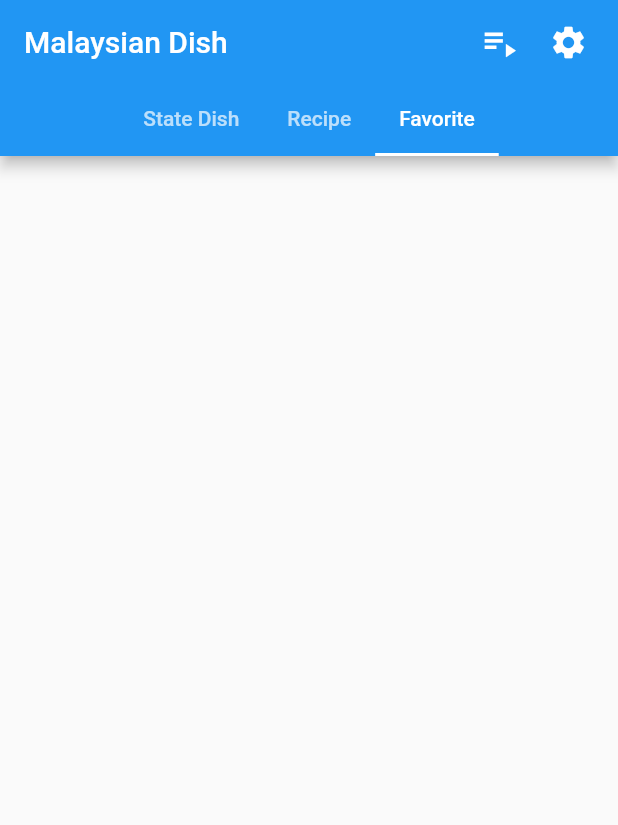
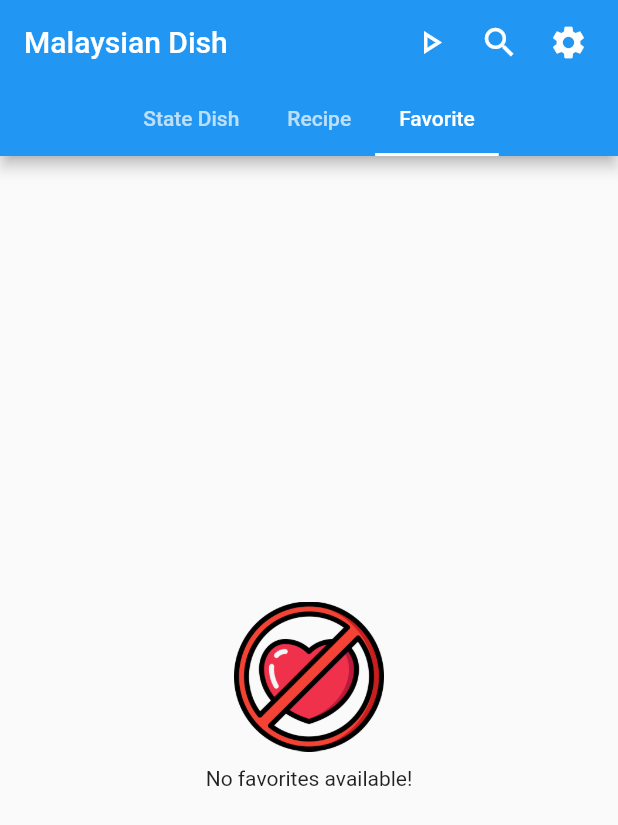
Before and after one commit to quezera97/malaysia_dish, a Flutter app: the screen it shows after launch, tab 3 chosen, on a phone screen of 412 x 824 dp. Shown: the top 825 px of the screen. Run offline on Flutter 3.47's test engine with Material 2 defaults, Android fonts, the light colour scheme and no system bars; our stand-ins replace anim_search_bar, flutter_widget_from_html_core, share, shared_preferences, youtube_player_flutter; missing offline and left inert: day_night_switcher.

Commit message:
setting dark light mode

```diff
--- a/lib/enum/popularDishByState/ingredients/sabah_ingredients.dart
+++ b/lib/enum/popularDishByState/ingredients/sabah_ingredients.dart
@@ -55,7 +55,7 @@ Map<String, String> sabahIngredients = {
           <li>1 ulas Bawang merah</li>
           <li>1 inci Halia</li>
           <li>1/2 sudu kecil Garam</li>
-          <li>1.3 sudu kecil Ajinomoto</li>
+          <li>1/3 sudu kecil Ajinomoto</li>
       </ul>
     """,
   PopularDishEnum.burasak: """
--- a/lib/main.dart
+++ b/lib/main.dart
@@ -5,6 +5,7 @@ import 'widget/theme_provider.dart';
 
 void main() {
   WidgetsFlutterBinding.ensureInitialized();
+
   runApp(
     ChangeNotifierProvider(
       create: (context) => ThemeProvider(),
@@ -18,10 +19,11 @@ class MyApp extends StatelessWidget {
 
   @override
   Widget build(BuildContext context) {
+    final themeProvider = Provider.of<ThemeProvider>(context);
     return MaterialApp(
       title: 'Malaysian Dish',
       debugShowCheckedModeBanner: false,
-      theme: Provider.of<ThemeProvider>(context).currentTheme,
+      theme: themeProvider.currentTheme,
       home: const Dashboard(),
     );
   }
--- a/lib/ui/dashboard.dart
+++ b/lib/ui/dashboard.dart
@@ -1,5 +1,6 @@
 import 'package:flutter/material.dart';
 import 'package:malaysia_recipe/setting/settings.dart';
+import 'package:malaysia_recipe/ui/search/search_list.dart';
 import 'favorite/favorite_play_list.dart';
 import 'player/player.dart';
 import 'popular_dish/popular_dish_list.dart';
@@ -33,7 +34,23 @@ class _DashboardState extends State<Dashboard> {
                   );
                 },
                 child: const Icon(
-                  Icons.playlist_play_sharp,
+                  Icons.play_arrow_outlined,
+                  size: 26.0,
+                ),
+              )
+            ),
+            Padding(
+              padding: const EdgeInsets.only(right: 20.0),
+              child: GestureDetector(
+                onTap: () {
+                  Navigator.of(context).push(
+                    MaterialPageRoute(
+                      builder: (context) => const SearchList(),
+                    ),
+                  );
+                },
+                child: const Icon(
+                  Icons.search,
                   size: 26.0,
                 ),
               )
--- a/lib/ui/favorite/favorite_play_list.dart
+++ b/lib/ui/favorite/favorite_play_list.dart
@@ -96,6 +96,23 @@ class _FavoritePlayListState extends State<FavoritePlayList> {
       ),
     );
 
+    if(_controllers.isEmpty){
+      return Center(
+        child: Column(
+          mainAxisAlignment: MainAxisAlignment.center,
+          children: [
+            SizedBox(
+              height: 100,
+              width: 100,
+              child: Image.asset('lib/assets/no-love.png'),
+            ),
+            const SizedBox(height: 10),
+            const Text('No favorites available!'),
+          ],
+        )
+      );
+    }
+    else{
       return Scaffold(
         body: Padding(
           padding: const EdgeInsets.all(5.0),
@@ -128,7 +145,7 @@ class _FavoritePlayListState extends State<FavoritePlayList> {
                       return SizedBox(
                         height: 90,
                         child: ListTile(
-                        contentPadding: EdgeInsets.all(10),
+                          contentPadding: const EdgeInsets.all(10),
                           leading: InkWell(
                             child: Image.network(
                               videoDetails!['thumbnailUrl'],
@@ -176,3 +193,4 @@ class _FavoritePlayListState extends State<FavoritePlayList> {
       );
     }
   }
+}
--- a/lib/ui/recipe/recipe_list.dart
+++ b/lib/ui/recipe/recipe_list.dart
@@ -6,7 +6,6 @@ import 'package:youtube_player_flutter/youtube_player_flutter.dart';
 
 import '../../widget/floating_action_button.dart';
 import '../player/play_random_video.dart';
-import '../popular_dish/popular_dish_video.dart';
 import 'collect_recipe.dart';
 
 class RecipeList extends StatefulWidget {
@@ -39,7 +38,8 @@ class _RecipeListState extends State<RecipeList> {
     _controller = YoutubePlayerController(
       initialVideoId: getVideoId(selectedCombined['url'].toString()),
       flags: const YoutubePlayerFlags(
-        autoPlay: false,
+        hideControls: true,
+        autoPlay: true,
         mute: false,
         loop: true,
       ),
--- a/lib/widget/alertPopUp.dart
+++ b/lib/widget/alert_pop_up.dart
@@ -7,13 +7,14 @@ class AlertPopUp extends StatelessWidget {
   const AlertPopUp(
       {super.key, required this.titleAlert, required this.contentAlert});
 
+  @override
   Widget build(BuildContext context) {
     return AlertDialog(
       title: Text(titleAlert),
       content: Text(contentAlert),
       actions: <Widget>[
         TextButton(
-          child: Text('Close'),
+          child: const Text('Close'),
           onPressed: () {
             Navigator.of(context).pop();
           },
--- a/lib/widget/theme_provider.dart
+++ b/lib/widget/theme_provider.dart
@@ -1,9 +1,13 @@
 import 'package:flutter/material.dart';
 
 class ThemeProvider with ChangeNotifier {
-  bool _isDarkModeEnabled = false;
+  late bool _isDarkModeEnabled;
 
-  ThemeData get currentTheme => _isDarkModeEnabled ? darkTheme : lightTheme;
+  ThemeProvider() {
+    _isDarkModeEnabled = WidgetsBinding.instance.window.platformBrightness == Brightness.dark;
+  }
+
+  ThemeData get currentTheme => _isDarkModeEnabled ? ThemeData.dark() : ThemeData.light();
 
   bool get isDarkModeEnabled => _isDarkModeEnabled;
 
@@ -12,11 +16,3 @@ class ThemeProvider with ChangeNotifier {
     notifyListeners();
   }
 }
-
-final lightTheme = ThemeData(
-  brightness: Brightness.light,
-);
-
-final darkTheme = ThemeData(
-  brightness: Brightness.dark,
-);
--- a/pubspec.yaml
+++ b/pubspec.yaml
@@ -43,6 +43,7 @@ dependencies:
   http: ^0.13.6
   provider: ^6.0.5
   day_night_switcher: ^0.2.0+1
+  flutter_inappwebview: ^5.8.0
 
 dev_dependencies:
   flutter_test:
@@ -65,7 +66,9 @@ flutter:
   # included with your application, so that you can use the icons in
   # the material Icons class.
   uses-material-design: true
-  # assets:
+
+  assets:
+    - lib/assets/no-love.png
 
   # An image asset can refer to one or more resolution-specific "variants", see
   # https://flutter.dev/assets-and-images/#resolution-aware
```
Also changed, not shown: lib/setting/join_text_about_us.dart (renamed from lib/setting/joinTextAboutUs.dart, +1 -9 lines), lib/setting/join_text_policy.dart (renamed from lib/setting/joinTextPolicy.dart, +1 -9 lines), lib/setting/settings.dart (+6 -15 lines), lib/ui/favorite/favorite_player.dart (+7 -0 lines), lib/ui/player/player.dart (+12 -1 lines), lib/ui/popular_dish/popular_dish_video.dart (+26 -10 lines), lib/ui/search/search_list.dart (added, +110 -0 lines), lib/widget/floating_action_button.dart (+10 -1 lines), lib/assets/no-love.png (added), pubspec.lock. Lines whose indentation alone changed are shown as unchanged.
